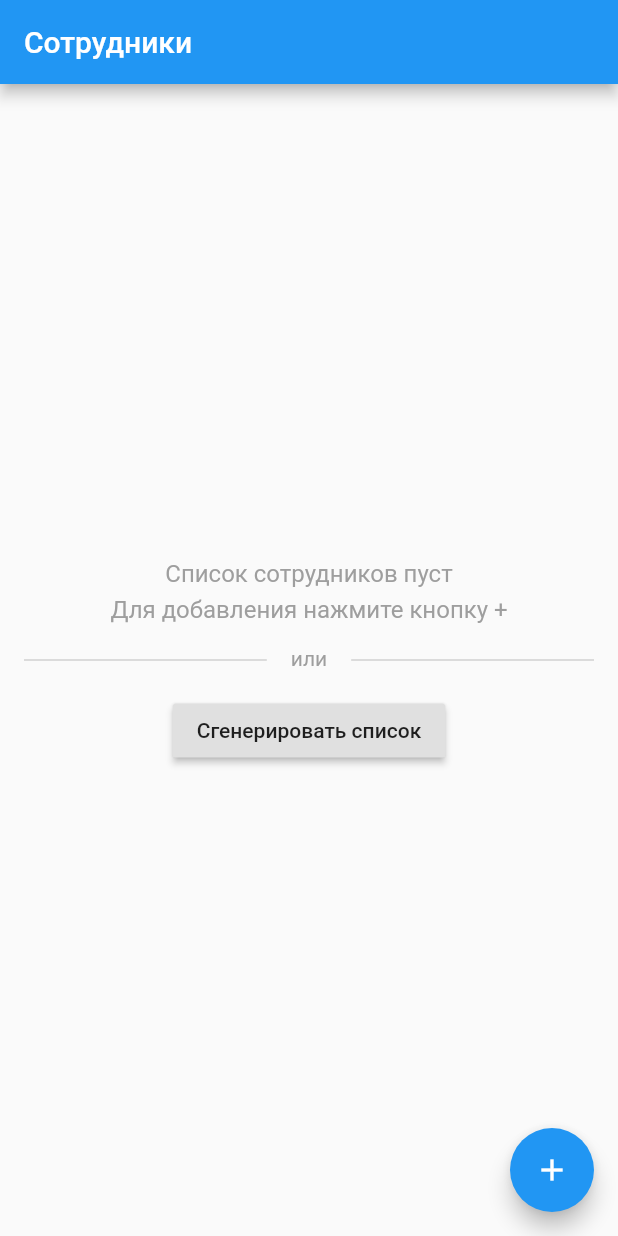
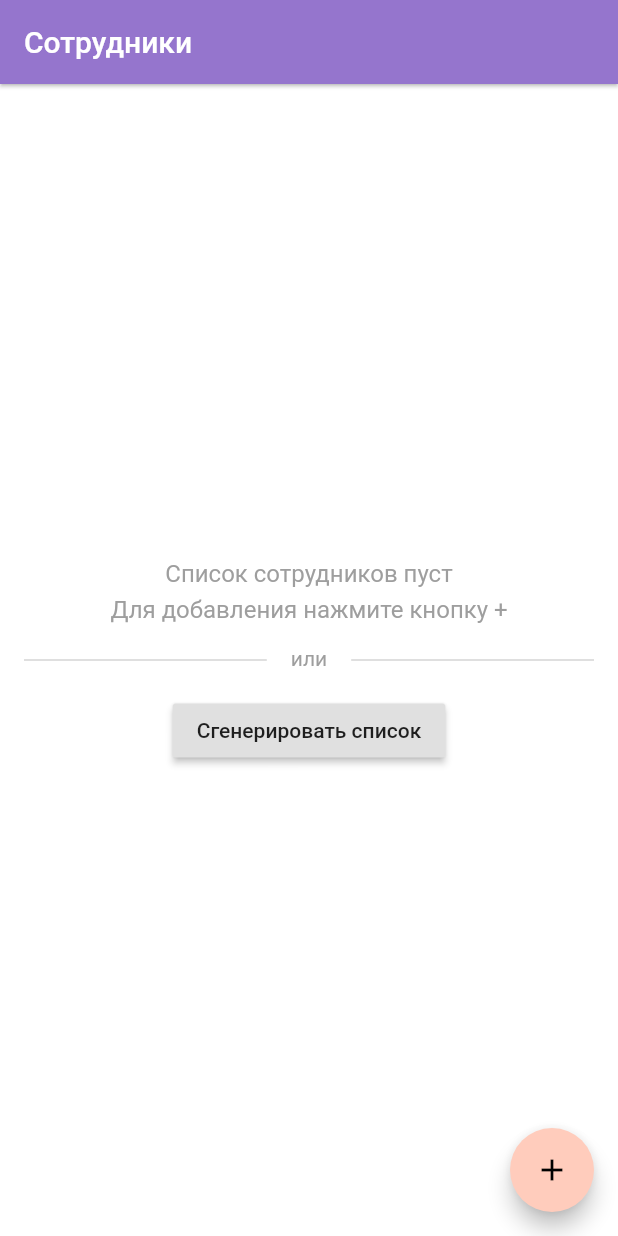
Before and after one commit to PiN73/employees, a Flutter app: the screen it shows after launch, on a phone screen of 412 x 824 dp. Run offline on Flutter 3.47's test engine with Material 2 defaults, Android fonts, the phone set to English and light mode, and no system bars; our stand-ins replace moor, moor_flutter; generated files the repository leaves out were written again.

Commit message:
some design

```diff
--- a/lib/data/dummy.dart
+++ b/lib/data/dummy.dart
@@ -28,7 +28,7 @@ void addDummyData(MyDatabase db) async {
   db.addEmployee(EmployeesCompanion.insert(
     lastName: 'Цветкова',
     firstName: 'Яромириана',
-    middleName: 'Юхимовична',
+    middleName: 'Юхимовна',
     birthDate: DateTime(1994, 8, 30),
     position: 'Кладовщик-комплектовщик',
   ));
--- a/lib/main.dart
+++ b/lib/main.dart
@@ -1,5 +1,7 @@
 import 'package:employees/data/repository.dart';
 import 'package:employees/pages/employees_page.dart';
+import 'package:employees/widgets/hide_keyboard_on_tap.dart';
+import 'package:employees/widgets/wrap_page_transitions_builder.dart';
 import 'package:flutter/material.dart';
 import 'package:intl/date_symbol_data_local.dart';
 import 'package:intl/intl.dart';
@@ -22,16 +24,36 @@ class MyApp extends StatelessWidget {
   Widget build(BuildContext context) {
     return MaterialApp(
       title: 'Employees',
-      theme: ThemeData(
-        primarySwatch: Colors.blue,
+      theme: ThemeData.from(
+        colorScheme: ColorScheme.light(
+          primary: Colors.deepPurple[300],
+          primaryVariant: Colors.purple,
+          secondary: Colors.deepOrange[100],
+          secondaryVariant: Colors.orange[300],
+          error: Colors.red[300],
+        ),
+      ).copyWith(
+        primaryColorLight: Colors.lightBlue[100],
+        primaryColorDark: Colors.lightBlue[500],
+        appBarTheme: AppBarTheme(
+          elevation: 1,
+        ),
+        inputDecorationTheme: InputDecorationTheme(
+        ),
         visualDensity: VisualDensity.adaptivePlatformDensity,
         buttonTheme: ButtonTheme.of(context).copyWith(
           disabledColor: ButtonTheme.of(context).colorScheme.onSurface.withOpacity(.05),
         ),
         pageTransitionsTheme: PageTransitionsTheme(
           builders: {
-            TargetPlatform.android: ZoomPageTransitionsBuilder(),
-            TargetPlatform.iOS: CupertinoPageTransitionsBuilder(),
+            TargetPlatform.android: WrapPageTransitionsBuilder(
+              wrapper: HideKeyboardOnTap.wrapper,
+              base: ZoomPageTransitionsBuilder(),
+            ),
+            TargetPlatform.iOS: WrapPageTransitionsBuilder(
+              wrapper: HideKeyboardOnTap.wrapper,
+              base: CupertinoPageTransitionsBuilder(),
+            ),
           },
         ),
       ),
--- a/lib/material_utils.dart
+++ b/lib/material_utils.dart
@@ -8,4 +8,9 @@ extension BuildContextExtensions on BuildContext {
       ),
     );
   }
+
+  Future<T> push<T>(Route<T> route) {
+    Scaffold.of(this, nullOk: true)?.removeCurrentSnackBar();
+    return Navigator.of(this).push(route);
+  }
 }
--- /dev/null
+++ b/lib/widgets/hide_keyboard_on_tap.dart
@@ -0,0 +1,24 @@
+import 'package:flutter/widgets.dart';
+
+// https://stackoverflow.com/q/51652897/6131611
+/// Hides soft input keyboard on tap outside of buttons, text-fields, etc
+class HideKeyboardOnTap extends StatelessWidget {
+  final Widget child;
+
+  const HideKeyboardOnTap({this.child});
+
+  @override
+  Widget build(BuildContext context) {
+    final scope = FocusScope.of(context);
+    return GestureDetector(
+      onTap: scope.hasPrimaryFocus || scope.hasFocus
+          ? () => FocusScope.of(context).unfocus()
+          : null,
+      child: child,
+    );
+  }
+
+  static Widget wrapper(BuildContext context, Widget child) {
+    return HideKeyboardOnTap(child: child);
+  }
+}
--- /dev/null
+++ b/lib/widgets/wrap_page_transitions_builder.dart
@@ -0,0 +1,28 @@
+import 'package:flutter/material.dart';
+
+class WrapPageTransitionsBuilder extends PageTransitionsBuilder {
+  final Widget Function(BuildContext, Widget) wrapper;
+  final PageTransitionsBuilder base;
+
+  const WrapPageTransitionsBuilder({
+    @required this.wrapper,
+    @required this.base,
+  });
+
+  @override
+  Widget buildTransitions<T>(
+    PageRoute<T> route,
+    BuildContext context,
+    Animation<double> animation,
+    Animation<double> secondaryAnimation,
+    Widget child,
+  ) {
+    return base.buildTransitions(
+      route,
+      context,
+      animation,
+      secondaryAnimation,
+      wrapper(context, child),
+    );
+  }
+}
```
Also changed, not shown: lib/pages/add_child_page.dart (+9 -3 lines), lib/pages/add_employee_page.dart (+10 -3 lines), lib/pages/employee_page.dart (+3 -4 lines), lib/pages/employees_page.dart (+22 -5 lines), lib/widgets/dialogs.dart (+8 -6 lines).
